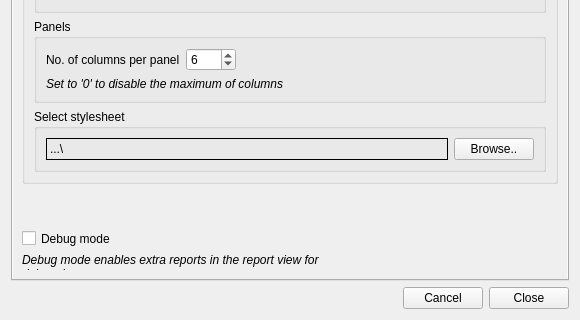
Qt form Resources/ui/Settings.ui (APEbbers/FreeCAD-Ribbon) before a commit; both pictures show x 0 to 580 and y 404 to 724 of the 580 by 724 pixel window.
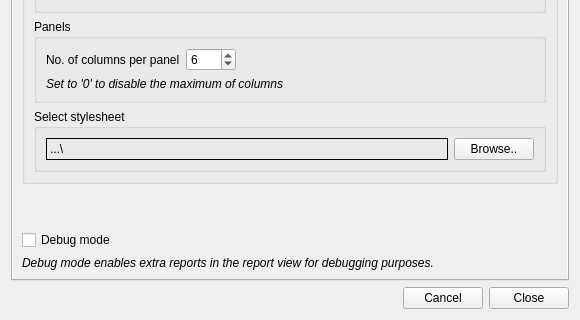
The same form after that commit.

Commit message: Fixed text falling off

What changed in the file:
```diff
--- a/Resources/ui/Settings.ui
+++ b/Resources/ui/Settings.ui
@@ -131,7 +131,7 @@
            </property>
            <property name="maximumSize">
             <size>
-             <width>300</width>
+             <width>16777215</width>
              <height>16777215</height>
             </size>
            </property>
```
The commit also changes 1 other file.
